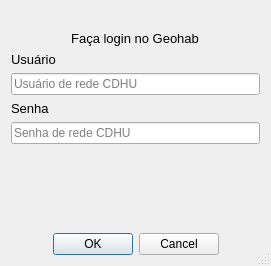
The window that login_dialog_base.ui (maviz991/qgis-geometadata-plugin) describes before a commit, drawn with Qt 5.
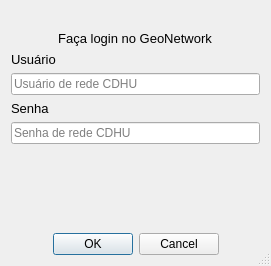
The same window after the commit. Icons and pictures are not drawn.

```diff
--- a/login_dialog_base.ui
+++ b/login_dialog_base.ui
@@ -55,7 +55,7 @@
         </font>
        </property>
        <property name="text">
-        <string>Faça login no Geohab</string>
+        <string>Faça login no GeoNetwork</string>
        </property>
        <property name="alignment">
         <set>Qt::AlignCenter</set>
```
